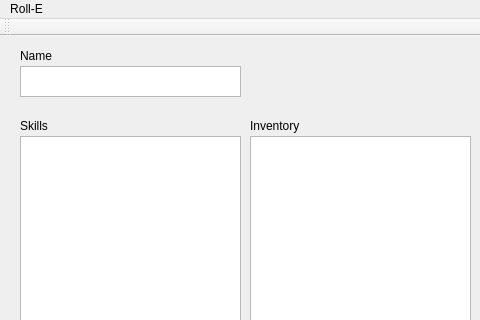
Before: the Qt Designer form Client/clientwindow.ui in ROLL-E/roll-e, drawn with Qt 5; both pictures show x 0 to 480 and y 0 to 320 of the 717 by 664 pixel window.
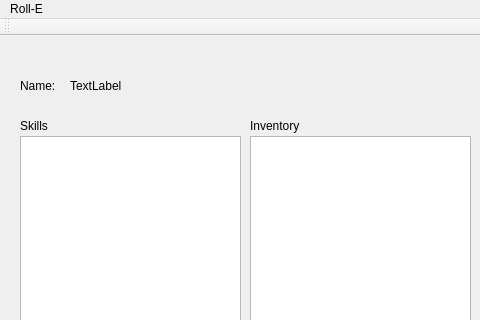
After: the same form once the commit is applied.

What changed in the file:
```diff
--- a/Client/clientwindow.ui
+++ b/Client/clientwindow.ui
@@ -14,16 +14,6 @@
    <string>ClientWindow</string>
   </property>
   <widget class="QWidget" name="centralWidget">
-   <widget class="QListView" name="CharNameView">
-    <property name="geometry">
-     <rect>
-      <x>20</x>
-      <y>30</y>
-      <width>221</width>
-      <height>31</height>
-     </rect>
-    </property>
-   </widget>
    <widget class="QListView" name="SkillView">
     <property name="geometry">
      <rect>
@@ -38,13 +28,13 @@
     <property name="geometry">
      <rect>
       <x>20</x>
-      <y>10</y>
+      <y>40</y>
       <width>62</width>
       <height>19</height>
      </rect>
     </property>
     <property name="text">
-     <string>Name</string>
+     <string>Name: </string>
     </property>
    </widget>
    <widget class="QLabel" name="label_2">
@@ -185,6 +175,19 @@
      </property>
     </column>
    </widget>
+   <widget class="QLabel" name="name_label">
+    <property name="geometry">
+     <rect>
+      <x>70</x>
+      <y>40</y>
+      <width>62</width>
+      <height>19</height>
+     </rect>
+    </property>
+    <property name="text">
+     <string>TextLabel</string>
+    </property>
+   </widget>
   </widget>
   <widget class="QMenuBar" name="menuBar">
    <property name="geometry">
```
Left out of the diff: 1 changed line with no effect on the pictures.
